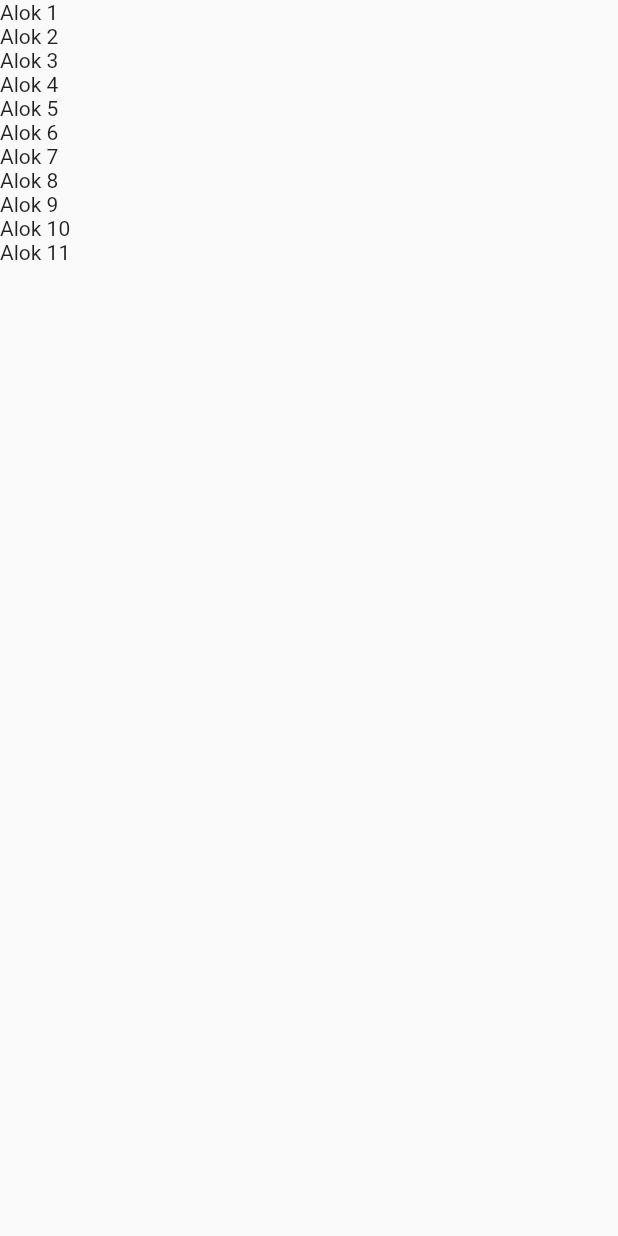
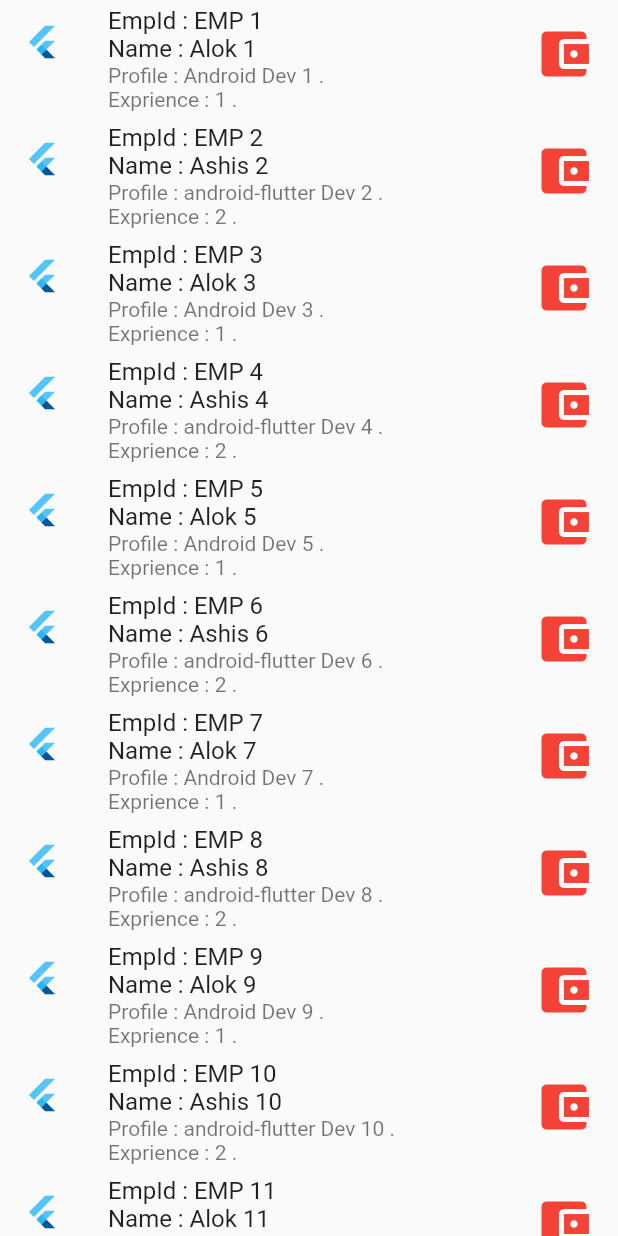
Before and after one commit to flutterflytech/flutter-learning, a Flutter app: the screen it shows after launch, on a phone screen of 412 x 824 dp. Run offline on Flutter 3.47's test engine with Material 2 defaults, Android fonts, the phone set to English and light mode, and no system bars; our stand-ins replace fluttertoast.

Commit message:
Code for Dynamic Listview using flutter was added

```diff
--- a/lib/auth/dynamic_listview.dart
+++ b/lib/auth/dynamic_listview.dart
@@ -6,11 +6,49 @@ class DynamicListViewScreen extends StatefulWidget {
 }
 
 class _DynamicListViewScreenState extends State<DynamicListViewScreen> {
-  List<String> names = ["Alok 1", "Alok 2","Alok 3", "Alok 4","Alok 5", "Alok 6","Alok 7", "Alok 8","Alok 9", "Alok 10", "Alok 11"];
+  List<Employee> empList = new List<Employee>();
+
+  List<Employee> addData() {
+    int i = 1;
+
+    while (i <= 100) {
+      var employee = new Employee();
+      employee.empId = "EMP $i";
+      employee.empName = "Alok $i";
+      employee.profile = "Android Dev $i";
+      employee.exprience = 1;
+      empList.add(employee);
+      i++;
+
+      var employee1 = new Employee();
+      employee1.empId = "EMP $i";
+      employee1.empName = "Ashis $i";
+      employee1.profile = "android-flutter Dev $i";
+      employee1.exprience = 2;
+      empList.add(employee1);
+      i++;
+    }
+    return empList;
+  }
 
   // A Separate Function called from itemBuilder
   Widget buildBody(BuildContext ctxt, int index) {
-    return new Text(names[index]);
+    return ListTile(
+      title: Text("EmpId : ${empList[index].empId} \nName : ${empList[index].empName} "),
+      trailing: Icon(
+        Icons.account_balance_wallet,
+        color: Colors.red,
+        size: 40,
+      ),
+      subtitle: Text("Profile : ${empList[index].profile} .\nExprience : ${empList[index].exprience} ."),
+      leading: FlutterLogo(),
+    );
+  }
+
+  @override
+  void initState() {
+    super.initState();
+    addData();
   }
 
   @override
@@ -20,16 +58,22 @@ class _DynamicListViewScreenState extends State<DynamicListViewScreen> {
       home: Scaffold(
         body: SafeArea(
           child: Container(
-            child: new ListView.builder
-              (
-                itemCount: names.length,
-                itemBuilder: (BuildContext ctxt, int index) => buildBody(ctxt, index)
-            ),
+            child: new ListView.builder(
+                itemCount: empList.length,
+                itemBuilder: (BuildContext ctxt, int index) =>
+                    buildBody(ctxt, index)),
           ),
         ),
       ),
     );
   }
+}
 
+/** Modal class for holding Employee data **/
 
+class Employee {
+  String empId;
+  String empName;
+  String profile;
+  int exprience;
 }
--- a/lib/main.dart
+++ b/lib/main.dart
@@ -2,14 +2,12 @@ import 'package:flutter/material.dart';
 import 'package:flutter/services.dart';
 import 'package:fluttertoast/fluttertoast.dart';
 import 'package:poc_flutter/auth/dynamic_listview.dart';
-import 'package:poc_flutter/home_screen.dart';
-import 'package:poc_flutter/listview_screen.dart';
-import 'package:poc_flutter/splash_screen.dart';
 
-void main() => runApp(DynamicListViewScreen());
-     //void main() => runApp(MyApp());
-  // void main() => runApp(ListViewScreen());
-  // void main() => runApp(HomeScreen());
+
+    //  void main() => runApp(MyApp());
+   //   void main() => runApp(ListViewScreen());
+  //    void main() => runApp(HomeScreen());
+  void main() => runApp(DynamicListViewScreen());
 
 class MyApp extends StatefulWidget {
   @override
```
